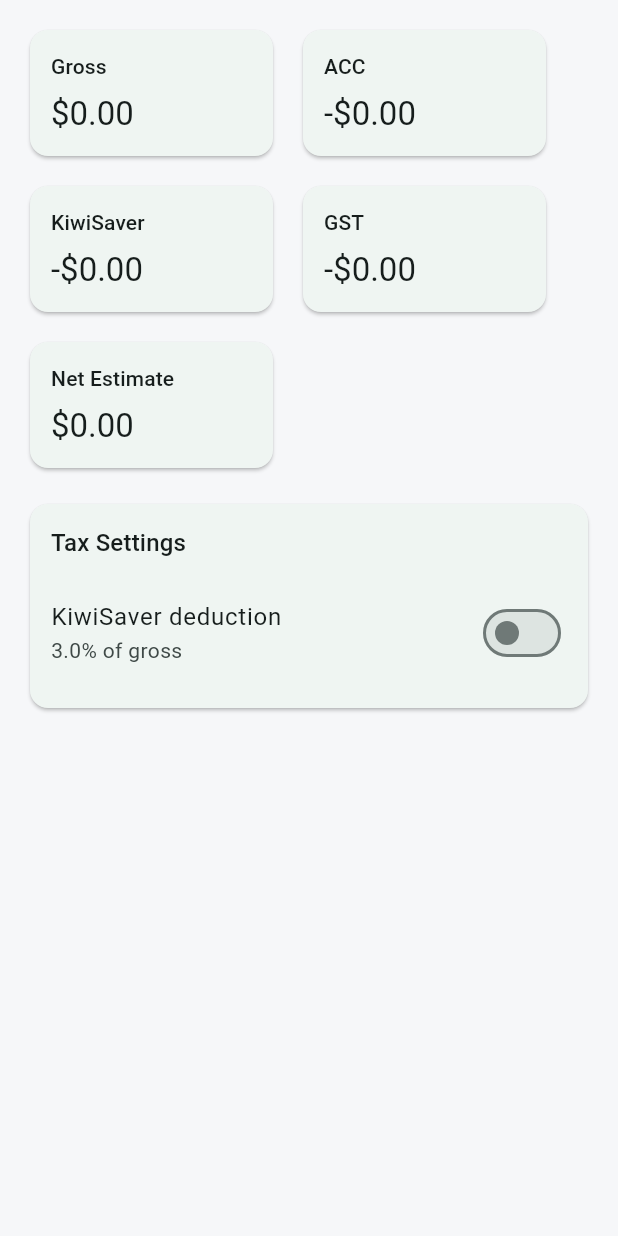
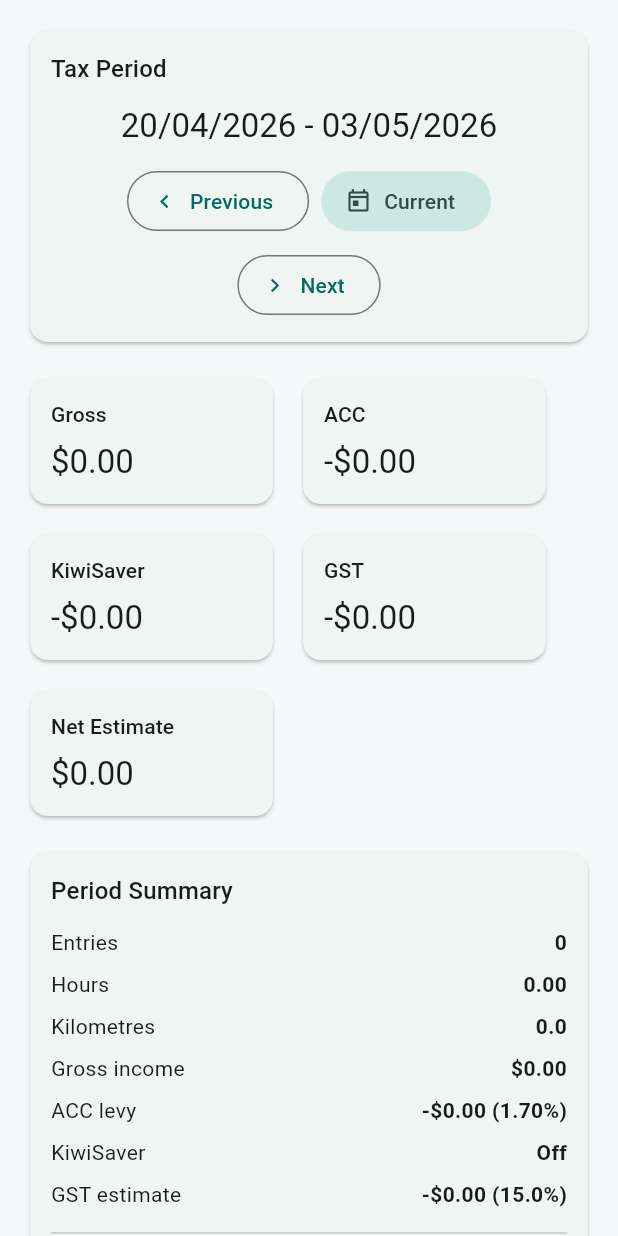
Before and after one commit to Archil3s/support_worker_log, a Flutter app: the TaxScreen widget shown alone on an empty page, opened directly, on a phone screen of 412 x 824 dp. Run offline on Flutter 3.47's test engine with Material 3 defaults, Android fonts, the phone set to English and light mode, and no system bars; our stand-ins replace shared_preferences; accounts and stored records are empty.

Commit message:
Update tax, developer tools
Auto-generated commit.

Changed files:
lib/features/tax/tax_screen.dart
tools/commit_and_push.ps1
tools/run_pixel6.ps1

```diff
--- a/lib/features/tax/tax_screen.dart
+++ b/lib/features/tax/tax_screen.dart
@@ -3,20 +3,49 @@ import 'package:provider/provider.dart';
 
 import '../../core/state/app_state.dart';
 import '../../core/utils/formatters.dart';
+import '../../core/utils/pay_period_utils.dart';
 import '../../core/utils/totals.dart';
+import '../../shared/widgets/review_row.dart';
 import '../../shared/widgets/section_card.dart';
 import '../../shared/widgets/stat_card.dart';
 import '../../shared/widgets/stat_grid.dart';
 
-class TaxScreen extends StatelessWidget {
+class TaxScreen extends StatefulWidget {
   const TaxScreen({super.key});
+
+  @override
+  State<TaxScreen> createState() => _TaxScreenState();
+}
+
+class _TaxScreenState extends State<TaxScreen> {
+  late PayPeriodRange selectedRange;
+
+  @override
+  void initState() {
+    super.initState();
+    selectedRange = currentFortnight();
+  }
+
+  void showCurrentPeriod() {
+    setState(() => selectedRange = currentFortnight());
+  }
+
+  void showPreviousPeriod() {
+    setState(() => selectedRange = selectedRange.previous);
+  }
+
+  void showNextPeriod() {
+    setState(() => selectedRange = selectedRange.next);
+  }
 
   @override
   Widget build(BuildContext context) {
     final appState = context.watch<AppState>();
     final settings = appState.settings;
 
-    final double gross = totalEarnings(appState.entries, settings);
+    final periodEntries = entriesInRange(appState.entries, selectedRange);
+
+    final double gross = totalEarnings(periodEntries, settings);
     final double acc = gross * settings.accRate;
     final double kiwiSaver = settings.kiwiSaverEnabled
         ? gross * settings.kiwiSaverRate
@@ -27,6 +56,43 @@ class TaxScreen extends StatelessWidget {
     return ListView(
       padding: const EdgeInsets.all(16),
       children: [
+        SectionCard(
+          title: 'Tax Period',
+          child: Column(
+            crossAxisAlignment: CrossAxisAlignment.stretch,
+            children: [
+              Text(
+                '${formatDate(selectedRange.start)} - ${formatDate(selectedRange.end)}',
+                style: Theme.of(context).textTheme.titleLarge,
+                textAlign: TextAlign.center,
+              ),
+              const SizedBox(height: 12),
+              Wrap(
+                spacing: 8,
+                runSpacing: 8,
+                alignment: WrapAlignment.center,
+                children: [
+                  OutlinedButton.icon(
+                    onPressed: showPreviousPeriod,
+                    icon: const Icon(Icons.chevron_left),
+                    label: const Text('Previous'),
+                  ),
+                  FilledButton.tonalIcon(
+                    onPressed: showCurrentPeriod,
+                    icon: const Icon(Icons.today_outlined),
+                    label: const Text('Current'),
+                  ),
+                  OutlinedButton.icon(
+                    onPressed: showNextPeriod,
+                    icon: const Icon(Icons.chevron_right),
+                    label: const Text('Next'),
+                  ),
+                ],
+              ),
+            ],
+          ),
+        ),
+        const SizedBox(height: 16),
         StatGrid(
           cards: [
             StatCard(title: 'Gross', value: money(gross)),
@@ -38,8 +104,46 @@ class TaxScreen extends StatelessWidget {
         ),
         const SizedBox(height: 16),
         SectionCard(
+          title: 'Period Summary',
+          child: Column(
+            children: [
+              ReviewRow(label: 'Entries', value: '${periodEntries.length}'),
+              ReviewRow(
+                label: 'Hours',
+                value: totalHours(periodEntries).toStringAsFixed(2),
+              ),
+              ReviewRow(
+                label: 'Kilometres',
+                value: totalKilometres(periodEntries).toStringAsFixed(1),
+              ),
+              ReviewRow(label: 'Gross income', value: money(gross)),
+              ReviewRow(
+                label: 'ACC levy',
+                value:
+                    '-${money(acc)} (${(settings.accRate * 100).toStringAsFixed(2)}%)',
+              ),
+              ReviewRow(
+                label: 'KiwiSaver',
+                value: settings.kiwiSaverEnabled
+                    ? '-${money(kiwiSaver)} (${(settings.kiwiSaverRate * 100).toStringAsFixed(1)}%)'
+                    : 'Off',
+              ),
+              ReviewRow(
+                label: 'GST estimate',
+                value:
+                    '-${money(gst)} (${(settings.gstRate * 100).toStringAsFixed(1)}%)',
+              ),
+              const Divider(),
+              ReviewRow(label: 'Net take-home estimate', value: money(net)),
+            ],
+          ),
+        ),
+        const SizedBox(height: 16),
+        SectionCard(
           title: 'Tax Settings',
-          child: SwitchListTile(
+          child: Column(
+            children: [
+              SwitchListTile(
                 contentPadding: EdgeInsets.zero,
                 title: const Text('KiwiSaver deduction'),
                 subtitle: Text(
@@ -52,6 +156,13 @@ class TaxScreen extends StatelessWidget {
                   );
                 },
               ),
+              const SizedBox(height: 8),
+              const Text(
+                'These figures are estimates for planning only. Confirm final tax, GST, ACC, and KiwiSaver obligations with the official sources or an accountant.',
+                textAlign: TextAlign.center,
+              ),
+            ],
+          ),
         ),
       ],
     );
```
Also changed, not shown: 2 other files. Lines whose indentation alone changed are shown as unchanged.
